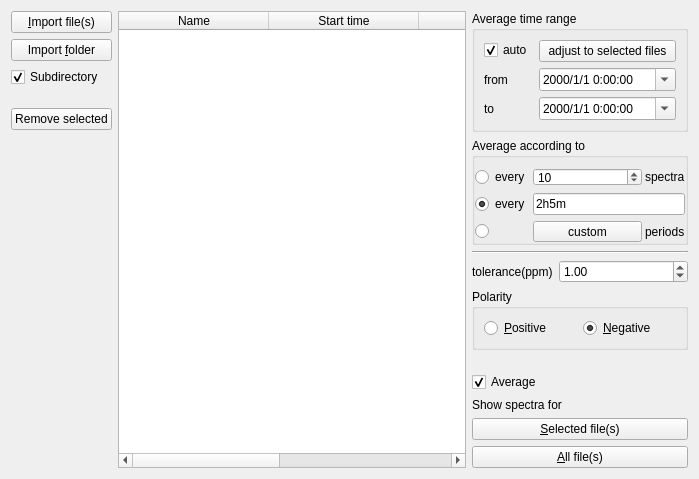
Before: the Qt Designer form Orbitool/UI/file_tab/File.ui in l460289052/Orbitool, drawn with Qt 5.
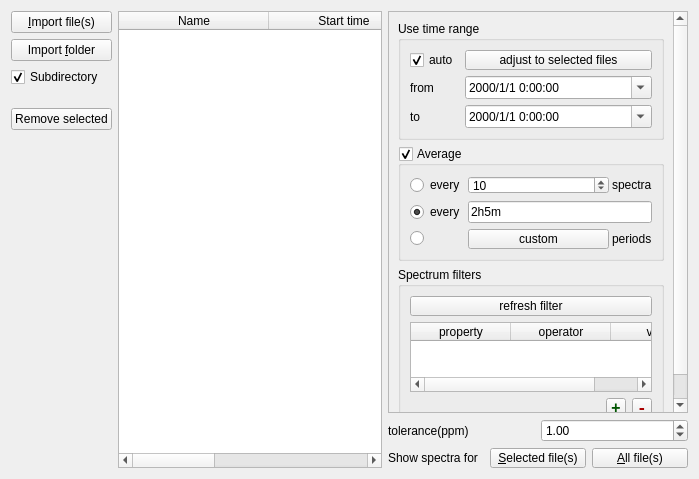
After: the same form once the commit is applied.

Commit message: add file detail ; add filter to ui next: change polarity to filter in file.py and thermo reader

The edit to the form file:
```diff
--- a/Orbitool/UI/file_tab/File.ui
+++ b/Orbitool/UI/file_tab/File.ui
@@ -179,11 +179,32 @@
    <item>
     <layout class="QVBoxLayout" name="verticalLayout_6">
      <item>
-      <layout class="QFormLayout" name="formLayout_10">
-       <item row="0" column="0" colspan="2">
+      <layout class="QVBoxLayout" name="verticalLayout_2">
+       <item>
+        <widget class="QScrollArea" name="scrollArea">
+         <property name="maximumSize">
+          <size>
+           <width>300</width>
+           <height>16777215</height>
+          </size>
+         </property>
+         <property name="widgetResizable">
+          <bool>true</bool>
+         </property>
+         <widget class="QWidget" name="scrollAreaWidgetContents">
+          <property name="geometry">
+           <rect>
+            <x>0</x>
+            <y>0</y>
+            <width>277</width>
+            <height>410</height>
+           </rect>
+          </property>
+          <layout class="QVBoxLayout" name="verticalLayout_3">
+           <item>
         <widget class="QGroupBox" name="groupBox">
          <property name="title">
-          <string>Average time range</string>
+              <string>Use time range</string>
          </property>
          <layout class="QFormLayout" name="formLayout">
           <item row="1" column="0">
@@ -254,6 +275,12 @@
           </item>
           <item row="0" column="1">
            <widget class="QPushButton" name="timeAdjustPushButton">
+                <property name="maximumSize">
+                 <size>
+                  <width>16777215</width>
+                  <height>20</height>
+                 </size>
+                </property>
             <property name="text">
              <string>adjust to selected files</string>
             </property>
@@ -262,8 +289,11 @@
          </layout>
         </widget>
        </item>
-       <item row="1" column="0" colspan="2">
-        <widget class="QGroupBox" name="groupBox_5">
+           <item>
+            <widget class="QGroupBox" name="averageGroupBox">
+             <property name="enabled">
+              <bool>true</bool>
+             </property>
          <property name="sizePolicy">
           <sizepolicy hsizetype="Preferred" vsizetype="Maximum">
            <horstretch>0</horstretch>
@@ -271,20 +301,26 @@
           </sizepolicy>
          </property>
          <property name="title">
-          <string>Average according to</string>
+              <string>Average</string>
+             </property>
+             <property name="checkable">
+              <bool>true</bool>
+             </property>
+             <property name="checked">
+              <bool>true</bool>
          </property>
          <layout class="QGridLayout" name="gridLayout">
           <property name="leftMargin">
-           <number>0</number>
+               <number>9</number>
           </property>
           <property name="topMargin">
            <number>9</number>
           </property>
           <property name="rightMargin">
-           <number>0</number>
+               <number>9</number>
           </property>
           <property name="bottomMargin">
-           <number>0</number>
+               <number>9</number>
           </property>
           <property name="horizontalSpacing">
            <number>3</number>
@@ -316,6 +352,12 @@
               <verstretch>0</verstretch>
              </sizepolicy>
             </property>
+                <property name="maximumSize">
+                 <size>
+                  <width>16777215</width>
+                  <height>20</height>
+                 </size>
+                </property>
             <property name="text">
              <string>custom</string>
             </property>
@@ -428,14 +470,279 @@
          </layout>
         </widget>
        </item>
-       <item row="2" column="0" colspan="2">
-        <widget class="Line" name="line">
+           <item>
+            <widget class="QGroupBox" name="groupBox_6">
+             <property name="sizePolicy">
+              <sizepolicy hsizetype="Preferred" vsizetype="Maximum">
+               <horstretch>0</horstretch>
+               <verstretch>0</verstretch>
+              </sizepolicy>
+             </property>
+             <property name="title">
+              <string>Spectrum filters</string>
+             </property>
+             <layout class="QVBoxLayout" name="verticalLayout">
+              <item>
+               <widget class="QPushButton" name="refreshFilterPushButton">
+                <property name="sizePolicy">
+                 <sizepolicy hsizetype="MinimumExpanding" vsizetype="Fixed">
+                  <horstretch>0</horstretch>
+                  <verstretch>0</verstretch>
+                 </sizepolicy>
+                </property>
+                <property name="maximumSize">
+                 <size>
+                  <width>16777215</width>
+                  <height>20</height>
+                 </size>
+                </property>
+                <property name="text">
+                 <string>refresh filter</string>
+                </property>
+               </widget>
+              </item>
+              <item>
+               <widget class="QTableWidget" name="filterTableWidget">
+                <property name="editTriggers">
+                 <set>QAbstractItemView::NoEditTriggers</set>
+                </property>
+                <property name="horizontalScrollMode">
+                 <enum>QAbstractItemView::ScrollPerPixel</enum>
+                </property>
+                <attribute name="horizontalHeaderStretchLastSection">
+                 <bool>true</bool>
+                </attribute>
+                <column>
+                 <property name="text">
+                  <string>property</string>
+                 </property>
+                </column>
+                <column>
+                 <property name="text">
+                  <string>operator</string>
+                 </property>
+                </column>
+                <column>
+                 <property name="text">
+                  <string>value</string>
+                 </property>
+                </column>
+               </widget>
+              </item>
+              <item>
+               <layout class="QHBoxLayout" name="horizontalLayout_3">
+                <item>
+                 <spacer name="horizontalSpacer">
          <property name="orientation">
           <enum>Qt::Horizontal</enum>
          </property>
-        </widget>
-       </item>
-       <item row="3" column="0">
+                  <property name="sizeHint" stdset="0">
+                   <size>
+                    <width>40</width>
+                    <height>20</height>
+                   </size>
+                  </property>
+                 </spacer>
+                </item>
+                <item>
+                 <widget class="QToolButton" name="addFilterToolButton">
+                  <property name="maximumSize">
+                   <size>
+                    <width>20</width>
+                    <height>20</height>
+                   </size>
+                  </property>
+                  <property name="palette">
+                   <palette>
+                    <active>
+                     <colorrole role="Text">
+                      <brush brushstyle="SolidPattern">
+                       <color alpha="255">
+                        <red>0</red>
+                        <green>0</green>
+                        <blue>0</blue>
+                       </color>
+                      </brush>
+                     </colorrole>
+                     <colorrole role="ButtonText">
+                      <brush brushstyle="SolidPattern">
+                       <color alpha="255">
+                        <red>0</red>
+                        <green>85</green>
+                        <blue>0</blue>
+                       </color>
+                      </brush>
+                     </colorrole>
+                     <colorrole role="PlaceholderText">
+                      <brush brushstyle="NoBrush">
+                       <color alpha="128">
+                        <red>0</red>
+                        <green>0</green>
+                        <blue>0</blue>
+                       </color>
+                      </brush>
+                     </colorrole>
+                    </active>
+                    <inactive>
+                     <colorrole role="Text">
+                      <brush brushstyle="SolidPattern">
+                       <color alpha="255">
+                        <red>0</red>
+                        <green>0</green>
+                        <blue>0</blue>
+                       </color>
+                      </brush>
+                     </colorrole>
+                     <colorrole role="ButtonText">
+                      <brush brushstyle="SolidPattern">
+                       <color alpha="255">
+                        <red>0</red>
+                        <green>85</green>
+                        <blue>0</blue>
+                       </color>
+                      </brush>
+                     </colorrole>
+                     <colorrole role="PlaceholderText">
+                      <brush brushstyle="NoBrush">
+                       <color alpha="128">
+                        <red>0</red>
+                        <green>0</green>
+                        <blue>0</blue>
+                       </color>
+                      </brush>
+                     </colorrole>
+                    </inactive>
+                    <disabled>
+                     <colorrole role="Text">
+                      <brush brushstyle="SolidPattern">
+                       <color alpha="255">
+                        <red>120</red>
+                        <green>120</green>
+                        <blue>120</blue>
+                       </color>
+                      </brush>
+                     </colorrole>
+                     <colorrole role="ButtonText">
+                      <brush brushstyle="SolidPattern">
+                       <color alpha="255">
+                        <red>120</red>
+                        <green>120</green>
+                        <blue>120</blue>
+                       </color>
+                      </brush>
+                     </colorrole>
+                     <colorrole role="PlaceholderText">
+                      <brush brushstyle="NoBrush">
+                       <color alpha="128">
+                        <red>0</red>
+                        <green>0</green>
+                        <blue>0</blue>
+                       </color>
+                      </brush>
+                     </colorrole>
+                    </disabled>
+                   </palette>
+                  </property>
+                  <property name="font">
+                   <font>
+                    <family>Consolas</family>
+                    <pointsize>12</pointsize>
+                    <bold>true</bold>
+                   </font>
+                  </property>
+                  <property name="text">
+                   <string>+</string>
+                  </property>
+                  <property name="shortcut">
+                   <string>+</string>
+                  </property>
+                 </widget>
+                </item>
+                <item>
+                 <widget class="QToolButton" name="delFilterToolButton">
+                  <property name="maximumSize">
+                   <size>
+                    <width>20</width>
+                    <height>20</height>
+                   </size>
+                  </property>
+                  <property name="palette">
+                   <palette>
+                    <active>
+                     <colorrole role="ButtonText">
+                      <brush brushstyle="SolidPattern">
+                       <color alpha="255">
+                        <red>170</red>
+                        <green>0</green>
+                        <blue>0</blue>
+                       </color>
+                      </brush>
+                     </colorrole>
+                    </active>
+                    <inactive>
+                     <colorrole role="ButtonText">
+                      <brush brushstyle="SolidPattern">
+                       <color alpha="255">
+                        <red>170</red>
+                        <green>0</green>
+                        <blue>0</blue>
+                       </color>
+                      </brush>
+                     </colorrole>
+                    </inactive>
+                    <disabled>
+                     <colorrole role="ButtonText">
+                      <brush brushstyle="SolidPattern">
+                       <color alpha="255">
+                        <red>120</red>
+                        <green>120</green>
+                        <blue>120</blue>
+                       </color>
+                      </brush>
+                     </colorrole>
+                    </disabled>
+                   </palette>
+                  </property>
+                  <property name="font">
+                   <font>
+                    <family>Consolas</family>
+                    <pointsize>12</pointsize>
+                    <bold>true</bold>
+                   </font>
+                  </property>
+                  <property name="text">
+                   <string>-</string>
+                  </property>
+                  <property name="shortcut">
+                   <string>Del</string>
+                  </property>
+                 </widget>
+                </item>
+               </layout>
+              </item>
+             </layout>
+            </widget>
+           </item>
+           <item>
+            <spacer name="verticalSpacer_2">
+             <property name="orientation">
+              <enum>Qt::Vertical</enum>
+             </property>
+             <property name="sizeHint" stdset="0">
+              <size>
+               <width>20</width>
+               <height>40</height>
+              </size>
+             </property>
+            </spacer>
+           </item>
+          </layout>
+         </widget>
+        </widget>
+       </item>
+       <item>
+        <layout class="QHBoxLayout" name="horizontalLayout_4">
+         <item>
         <widget class="QLabel" name="rtolLabel">
          <property name="toolTip">
           <string>tolerance(ppm)</string>
@@ -445,7 +752,7 @@
          </property>
         </widget>
        </item>
-       <item row="3" column="1">
+         <item>
         <widget class="QDoubleSpinBox" name="rtolDoubleSpinBox">
          <property name="sizePolicy">
           <sizepolicy hsizetype="Preferred" vsizetype="Fixed">
@@ -467,63 +774,12 @@
          </property>
         </widget>
        </item>
-       <item row="4" column="0" colspan="2">
-        <widget class="QGroupBox" name="groupBox_6">
-         <property name="sizePolicy">
-          <sizepolicy hsizetype="Preferred" vsizetype="Maximum">
-           <horstretch>0</horstretch>
-           <verstretch>0</verstretch>
-          </sizepolicy>
-         </property>
-         <property name="title">
-          <string>Polarity</string>
-         </property>
-         <layout class="QHBoxLayout" name="horizontalLayout_2">
-          <item>
-           <widget class="QRadioButton" name="positiveRadioButton">
-            <property name="text">
-             <string>&amp;Positive</string>
-            </property>
-           </widget>
-          </item>
-          <item>
-           <widget class="QRadioButton" name="negativeRadioButton">
-            <property name="text">
-             <string>&amp;Negative</string>
-            </property>
-            <property name="checked">
-             <bool>true</bool>
-            </property>
-           </widget>
-          </item>
-         </layout>
-        </widget>
+        </layout>
        </item>
       </layout>
      </item>
      <item>
-      <spacer name="verticalSpacer_2">
-       <property name="orientation">
-        <enum>Qt::Vertical</enum>
-       </property>
-       <property name="sizeHint" stdset="0">
-        <size>
-         <width>20</width>
-         <height>40</height>
-        </size>
-       </property>
-      </spacer>
-     </item>
-     <item>
-      <widget class="QCheckBox" name="averageCheckBox">
-       <property name="text">
-        <string>Average</string>
-       </property>
-       <property name="checked">
-        <bool>true</bool>
-       </property>
-      </widget>
-     </item>
+      <layout class="QHBoxLayout" name="horizontalLayout_5">
      <item>
       <widget class="QLabel" name="label_2">
        <property name="text">
@@ -539,6 +795,12 @@
          <verstretch>0</verstretch>
         </sizepolicy>
        </property>
+         <property name="maximumSize">
+          <size>
+           <width>16777215</width>
+           <height>20</height>
+          </size>
+         </property>
        <property name="toolTip">
         <string>Alt+S</string>
        </property>
@@ -558,6 +820,12 @@
          <verstretch>0</verstretch>
         </sizepolicy>
        </property>
+         <property name="maximumSize">
+          <size>
+           <width>16777215</width>
+           <height>20</height>
+          </size>
+         </property>
        <property name="toolTip">
         <string>Return Key</string>
        </property>
@@ -568,6 +836,8 @@
         <string>Return</string>
        </property>
       </widget>
+       </item>
+      </layout>
      </item>
     </layout>
    </item>
```
Left out of the diff: 178 changed lines with no effect on the pictures. Lines whose indentation alone changed are shown as unchanged. The commit also changes 16 other files.
